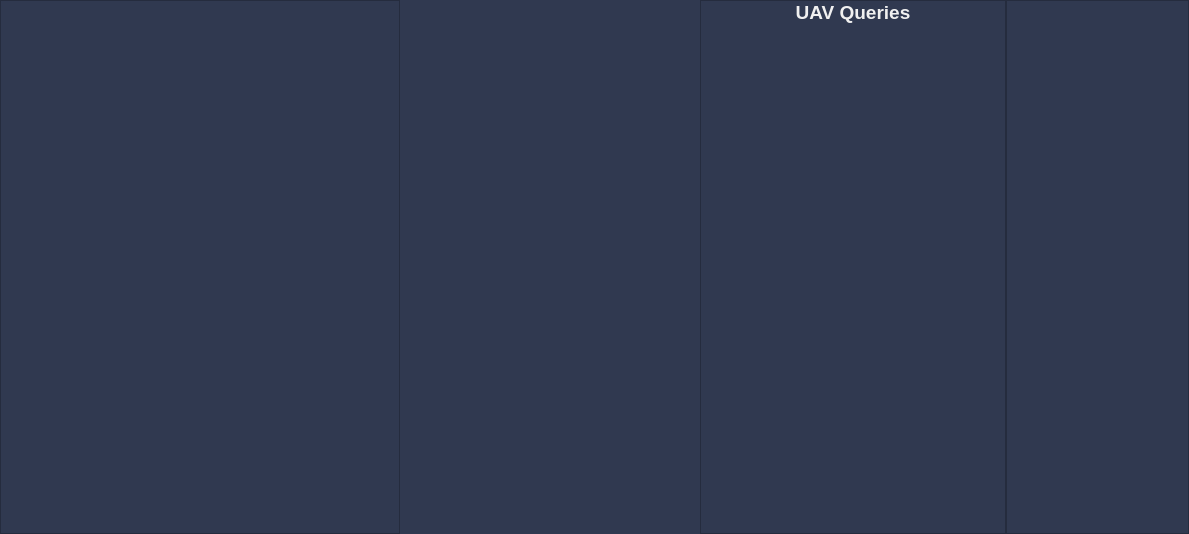
CSUN-SERL/lcar-bot, file src/rqt_gcs/resources/WidgetMain.ui: the form before one commit.
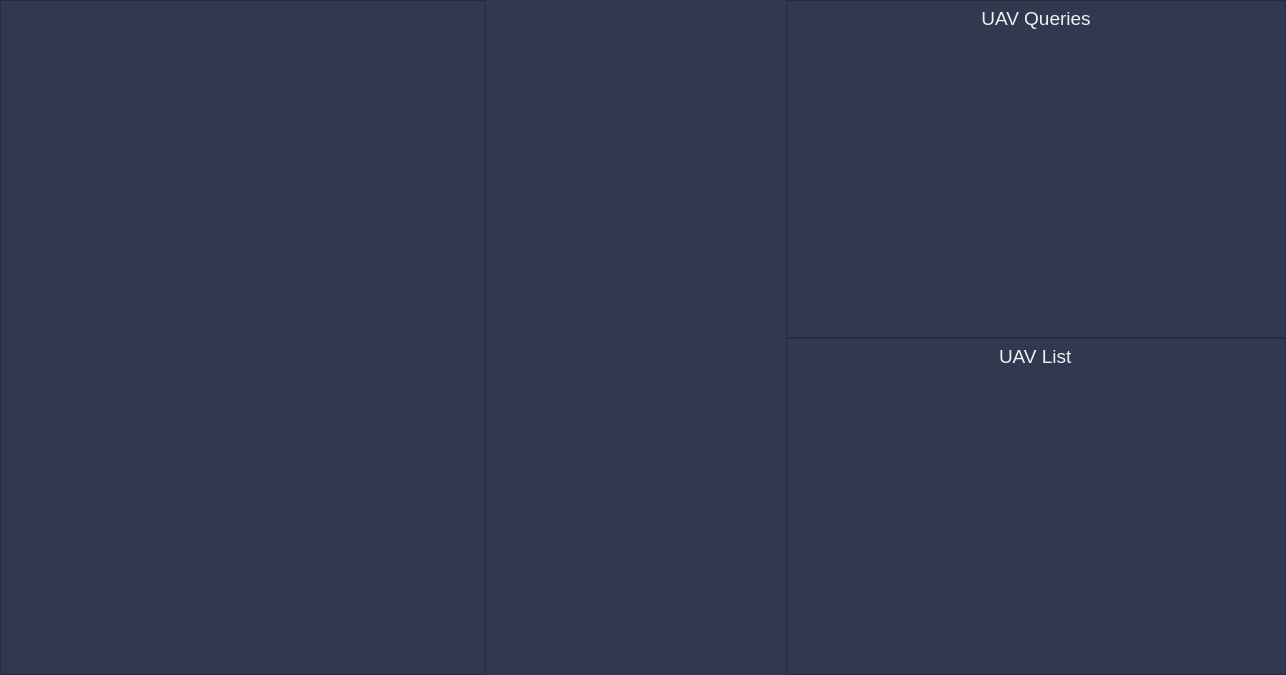
The form after the commit.

Commit message: more ui work. fixed spacing on uav list button widgets, moved uav queries frame above uav list frame and made it adjustable with a horizontal splitter

The edit to the form file:
```diff
--- a/src/rqt_gcs/resources/WidgetMain.ui
+++ b/src/rqt_gcs/resources/WidgetMain.ui
@@ -6,8 +6,8 @@
    <rect>
     <x>0</x>
     <y>0</y>
-    <width>1189</width>
-    <height>534</height>
+    <width>1286</width>
+    <height>675</height>
    </rect>
   </property>
   <property name="baseSize">
@@ -66,7 +66,7 @@
     <number>0</number>
    </property>
    <item row="0" column="0">
-    <widget class="QSplitter" name="splitter">
+    <widget class="QSplitter" name="splitterV">
      <property name="orientation">
       <enum>Qt::Horizontal</enum>
      </property>
@@ -76,7 +76,7 @@
      <property name="childrenCollapsible">
       <bool>false</bool>
      </property>
-     <widget class="QFrame" name="frame">
+     <widget class="QFrame" name="frameLeft">
       <property name="sizePolicy">
        <sizepolicy hsizetype="Minimum" vsizetype="Preferred">
         <horstretch>0</horstretch>
@@ -107,7 +107,10 @@
       <property name="frameShadow">
        <enum>QFrame::Raised</enum>
       </property>
-      <layout class="QGridLayout" name="gridLayout_5">
+      <layout class="QVBoxLayout" name="verticalLayout_6">
+       <property name="spacing">
+        <number>0</number>
+       </property>
        <property name="leftMargin">
         <number>0</number>
        </property>
@@ -120,23 +123,20 @@
        <property name="bottomMargin">
         <number>0</number>
        </property>
-       <property name="spacing">
-        <number>0</number>
-       </property>
-       <item row="0" column="0">
+       <item>
         <layout class="QVBoxLayout" name="PFDLayout">
          <property name="spacing">
-          <number>3</number>
+          <number>0</number>
          </property>
          <property name="bottomMargin">
           <number>0</number>
          </property>
         </layout>
        </item>
-       <item row="1" column="0">
+       <item>
         <layout class="QVBoxLayout" name="OverviewLayout">
          <property name="spacing">
-          <number>3</number>
+          <number>0</number>
          </property>
          <property name="sizeConstraint">
           <enum>QLayout::SetDefaultConstraint</enum>
@@ -148,7 +148,7 @@
        </item>
       </layout>
      </widget>
-     <widget class="QFrame" name="frame_2">
+     <widget class="QFrame" name="frameCenter">
       <property name="minimumSize">
        <size>
         <width>300</width>
@@ -157,7 +157,7 @@
       </property>
       <property name="maximumSize">
        <size>
-        <width>1920</width>
+        <width>2840</width>
         <height>16777215</height>
        </size>
       </property>
@@ -167,7 +167,10 @@
       <property name="frameShadow">
        <enum>QFrame::Raised</enum>
       </property>
-      <layout class="QGridLayout" name="gridLayout_7">
+      <layout class="QVBoxLayout" name="verticalLayout_7">
+       <property name="spacing">
+        <number>0</number>
+       </property>
        <property name="leftMargin">
         <number>0</number>
        </property>
@@ -180,60 +183,95 @@
        <property name="bottomMargin">
         <number>0</number>
        </property>
+       <item>
+        <layout class="QHBoxLayout" name="CameraMapLayout">
        <property name="spacing">
         <number>0</number>
        </property>
-       <item row="1" column="0">
+        </layout>
+       </item>
+       <item>
         <layout class="QHBoxLayout" name="MissionLayout"/>
        </item>
-       <item row="0" column="0">
-        <layout class="QGridLayout" name="CameraLayout">
-         <property name="spacing">
-          <number>0</number>
-         </property>
-        </layout>
-       </item>
       </layout>
      </widget>
-     <widget class="QFrame" name="uavQueriesFame">
-      <property name="minimumSize">
-       <size>
-        <width>150</width>
-        <height>0</height>
-       </size>
-      </property>
+     <widget class="QFrame" name="frameRightContainer">
       <property name="maximumSize">
        <size>
-        <width>400</width>
+        <width>500</width>
         <height>16777215</height>
        </size>
       </property>
       <property name="frameShape">
-       <enum>QFrame::StyledPanel</enum>
+       <enum>QFrame::NoFrame</enum>
       </property>
       <property name="frameShadow">
        <enum>QFrame::Raised</enum>
       </property>
-      <layout class="QGridLayout" name="gridLayout">
-       <property name="leftMargin">
-        <number>0</number>
-       </property>
-       <property name="topMargin">
-        <number>0</number>
-       </property>
-       <property name="rightMargin">
-        <number>0</number>
-       </property>
-       <property name="bottomMargin">
-        <number>0</number>
-       </property>
-       <property name="spacing">
-        <number>0</number>
-       </property>
-       <item row="0" column="0">
         <layout class="QVBoxLayout" name="verticalLayout_3">
+       <property name="spacing">
+        <number>0</number>
+       </property>
+       <property name="leftMargin">
+        <number>0</number>
+       </property>
+       <property name="topMargin">
+        <number>0</number>
+       </property>
+       <property name="rightMargin">
+        <number>0</number>
+       </property>
+       <property name="bottomMargin">
+        <number>0</number>
+       </property>
          <item>
-          <widget class="QLabel" name="label">
+        <widget class="QSplitter" name="splitterH">
+         <property name="frameShape">
+          <enum>QFrame::NoFrame</enum>
+         </property>
+         <property name="frameShadow">
+          <enum>QFrame::Raised</enum>
+         </property>
+         <property name="orientation">
+          <enum>Qt::Vertical</enum>
+         </property>
+         <property name="opaqueResize">
+          <bool>true</bool>
+         </property>
+         <property name="handleWidth">
+          <number>0</number>
+         </property>
+         <widget class="QFrame" name="frameQueries">
+          <property name="minimumSize">
+           <size>
+            <width>0</width>
+            <height>100</height>
+           </size>
+          </property>
+          <property name="frameShape">
+           <enum>QFrame::StyledPanel</enum>
+          </property>
+          <property name="frameShadow">
+           <enum>QFrame::Raised</enum>
+          </property>
+          <layout class="QVBoxLayout" name="verticalLayout_5">
+           <property name="spacing">
+            <number>3</number>
+           </property>
+           <property name="leftMargin">
+            <number>3</number>
+           </property>
+           <property name="topMargin">
+            <number>6</number>
+           </property>
+           <property name="rightMargin">
+            <number>3</number>
+           </property>
+           <property name="bottomMargin">
+            <number>6</number>
+           </property>
+           <item>
+            <widget class="QLabel" name="labelQueries">
            <property name="sizePolicy">
             <sizepolicy hsizetype="Minimum" vsizetype="Minimum">
              <horstretch>0</horstretch>
@@ -249,8 +287,8 @@
            <property name="font">
             <font>
              <pointsize>14</pointsize>
-             <weight>75</weight>
-             <bold>true</bold>
+               <weight>50</weight>
+               <bold>false</bold>
             </font>
            </property>
            <property name="text">
@@ -280,15 +318,39 @@
              <rect>
               <x>0</x>
               <y>0</y>
-              <width>279</width>
-              <height>502</height>
+                <width>492</width>
+                <height>299</height>
              </rect>
             </property>
             <layout class="QGridLayout" name="gridLayout_3">
-             <item row="0" column="0">
-              <layout class="QVBoxLayout" name="PictureMsgLayout"/>
-             </item>
+               <property name="leftMargin">
+                <number>0</number>
+               </property>
+               <property name="topMargin">
+                <number>0</number>
+               </property>
+               <property name="rightMargin">
+                <number>0</number>
+               </property>
+               <property name="bottomMargin">
+                <number>0</number>
+               </property>
              <item row="1" column="0">
+                <layout class="QVBoxLayout" name="layoutScrollContainerQueries">
+                 <property name="spacing">
+                  <number>0</number>
+                 </property>
+                 <property name="bottomMargin">
+                  <number>0</number>
+                 </property>
+                 <item>
+                  <layout class="QVBoxLayout" name="PictureMsgLayout">
+                   <property name="spacing">
+                    <number>3</number>
+                   </property>
+                  </layout>
+                 </item>
+                 <item>
               <spacer name="verticalSpacer_2">
                <property name="orientation">
                 <enum>Qt::Vertical</enum>
@@ -302,27 +364,18 @@
               </spacer>
              </item>
             </layout>
+               </item>
+              </layout>
            </widget>
           </widget>
          </item>
         </layout>
-       </item>
-      </layout>
-     </widget>
-     <widget class="QFrame" name="frame_uav_list">
-      <property name="enabled">
-       <bool>true</bool>
-      </property>
+         </widget>
+         <widget class="QFrame" name="frameUavs">
       <property name="minimumSize">
        <size>
-        <width>100</width>
-        <height>0</height>
-       </size>
-      </property>
-      <property name="maximumSize">
-       <size>
-        <width>600</width>
-        <height>16777215</height>
+            <width>0</width>
+            <height>100</height>
        </size>
       </property>
       <property name="frameShape">
@@ -331,22 +384,36 @@
       <property name="frameShadow">
        <enum>QFrame::Raised</enum>
       </property>
-      <layout class="QHBoxLayout" name="horizontalLayout">
+          <layout class="QVBoxLayout" name="verticalLayout">
        <property name="spacing">
-        <number>0</number>
+            <number>3</number>
        </property>
        <property name="leftMargin">
-        <number>0</number>
+            <number>3</number>
        </property>
        <property name="topMargin">
-        <number>0</number>
+            <number>6</number>
        </property>
        <property name="rightMargin">
-        <number>0</number>
+            <number>3</number>
        </property>
        <property name="bottomMargin">
-        <number>0</number>
-       </property>
+            <number>6</number>
+           </property>
+           <item alignment="Qt::AlignHCenter">
+            <widget class="QLabel" name="labelUavList">
+             <property name="font">
+              <font>
+               <pointsize>14</pointsize>
+               <weight>50</weight>
+               <bold>false</bold>
+              </font>
+             </property>
+             <property name="text">
+              <string>UAV List</string>
+             </property>
+            </widget>
+           </item>
        <item>
         <widget class="QScrollArea" name="scrollArea_2">
          <property name="sizePolicy">
@@ -367,13 +434,13 @@
          <property name="alignment">
           <set>Qt::AlignBottom|Qt::AlignLeading|Qt::AlignLeft</set>
          </property>
-         <widget class="QWidget" name="scrollAreaWidgetContents_5">
+             <widget class="QWidget" name="scrollAreaWidgetContents">
           <property name="geometry">
            <rect>
             <x>0</x>
             <y>0</y>
-            <width>204</width>
-            <height>532</height>
+                <width>492</width>
+                <height>298</height>
            </rect>
           </property>
           <property name="sizePolicy">
@@ -398,11 +465,21 @@
            <property name="spacing">
             <number>0</number>
            </property>
-           <item row="0" column="0">
+               <item row="1" column="0">
+                <layout class="QVBoxLayout" name="layoutScrollContainerUavs">
+                 <property name="spacing">
+                  <number>0</number>
+                 </property>
+                 <property name="bottomMargin">
+                  <number>0</number>
+                 </property>
+                 <item>
             <layout class="QVBoxLayout" name="UAVListLayout">
              <property name="spacing">
-              <number>6</number>
-             </property>
+                    <number>3</number>
+                   </property>
+                  </layout>
+                 </item>
              <item>
               <spacer name="verticalSpacer">
                <property name="orientation">
@@ -428,6 +505,10 @@
    </item>
   </layout>
  </widget>
+    </widget>
+   </item>
+  </layout>
+ </widget>
  <tabstops>
   <tabstop>scrollArea</tabstop>
   <tabstop>scrollArea_2</tabstop>
```
Left out of the diff: 1 changed line with no effect on the pictures. Lines whose indentation alone changed are shown as unchanged. The commit also changes 2 other files.
